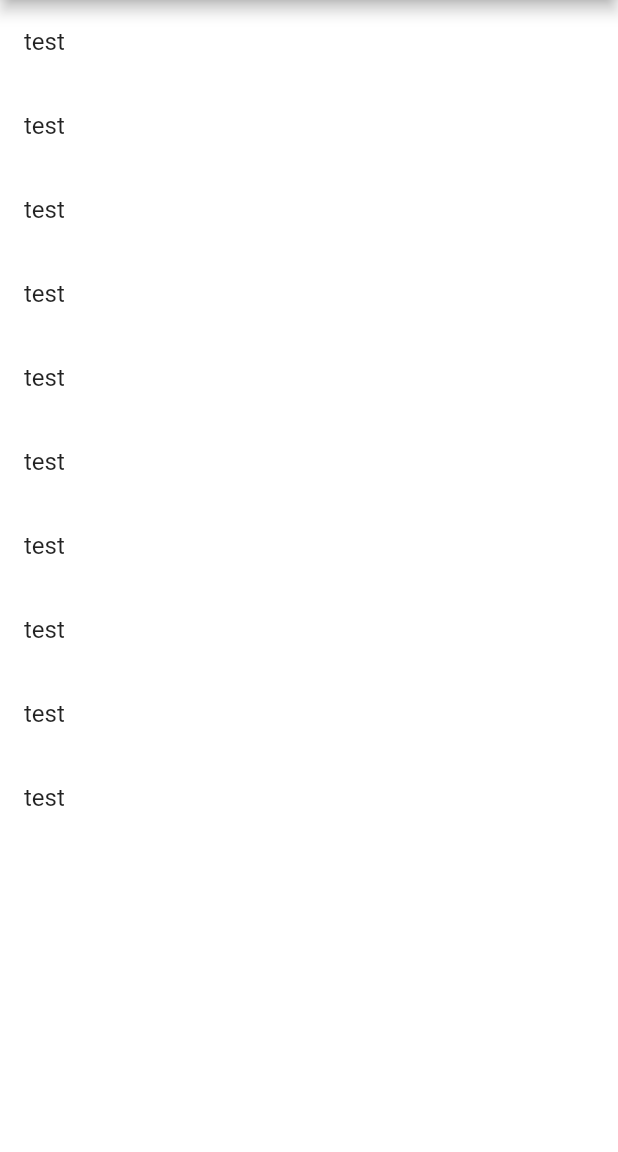
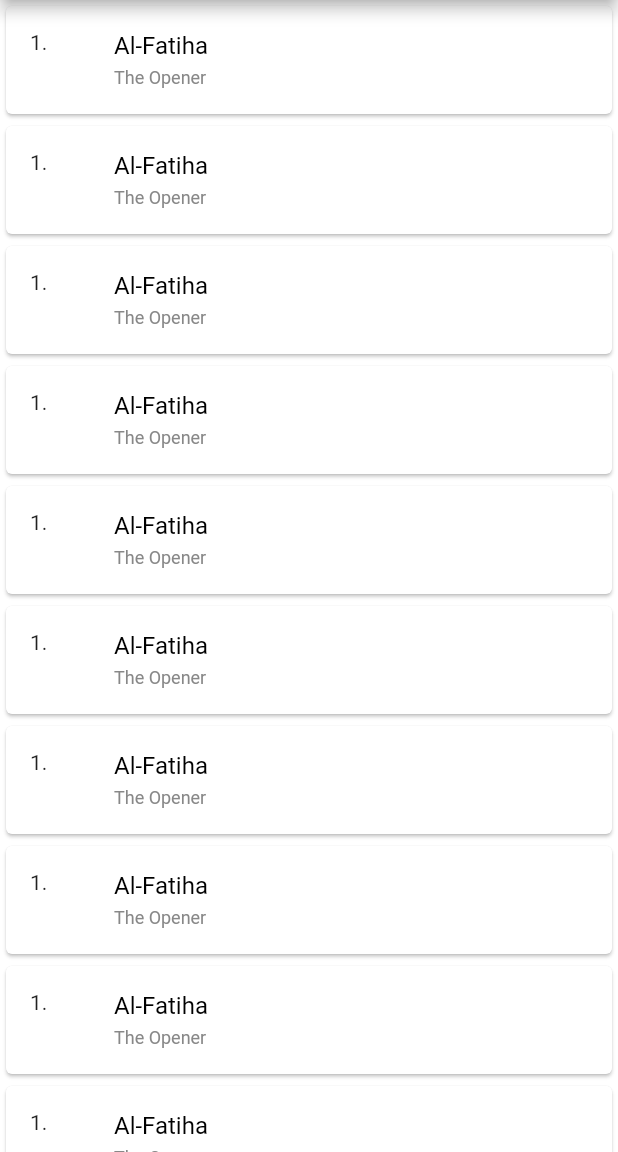
Before and after one commit to MuhammadJamalAshrafi/quran_app, a Flutter app: the screen it shows after launch, on a phone screen of 412 x 824 dp, the part 84-1236 px from its top. Run offline on Flutter 3.47's test engine with Material 2 defaults, Android fonts, the phone set to English and light mode, and no system bars.

Commit message:
Surah Index Page

```diff
--- a/lib/screens/surah_index.dart
+++ b/lib/screens/surah_index.dart
@@ -7,7 +7,7 @@
   Widget build(BuildContext context) {
     return Scaffold(
       appBar: AppBar(
-        title: Text("Quran App"),
+        title: const Text("Quran App"),
       ),
       backgroundColor: Colors.white,
       body: Column(
@@ -15,8 +15,12 @@
           Expanded(
               child: ListView.builder(
                 itemCount: 10,
-                  itemBuilder: (_,index) => ListTile(
-                    title: Text("test"),
+                  itemBuilder: (_,index) => const Card(
+                    child: ListTile(
+                      leading: Text("1."),
+                      title: Text("Al-Fatiha", style: TextStyle(fontSize: 16, color: Colors.black)),
+                      subtitle: Text("The Opener", style: TextStyle(fontSize: 12, color: Color(0xFF888888))),
+                    ),
                   ),
               ),
           ),
```
